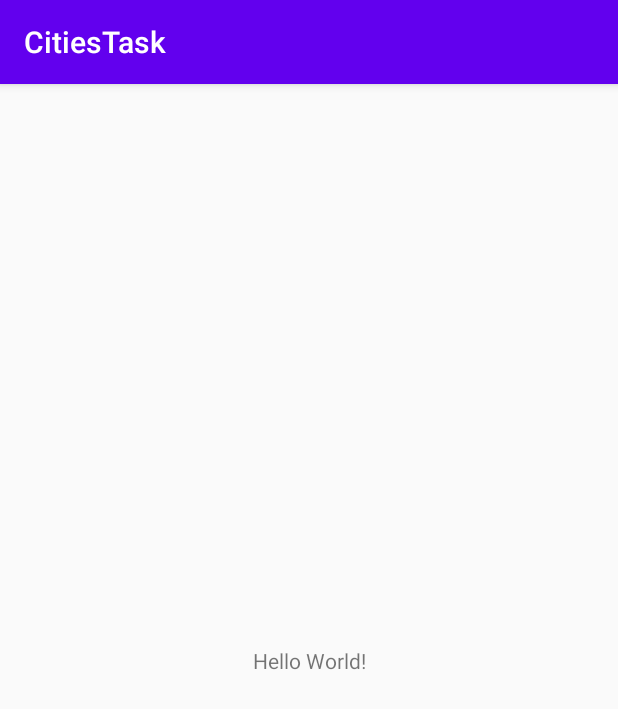
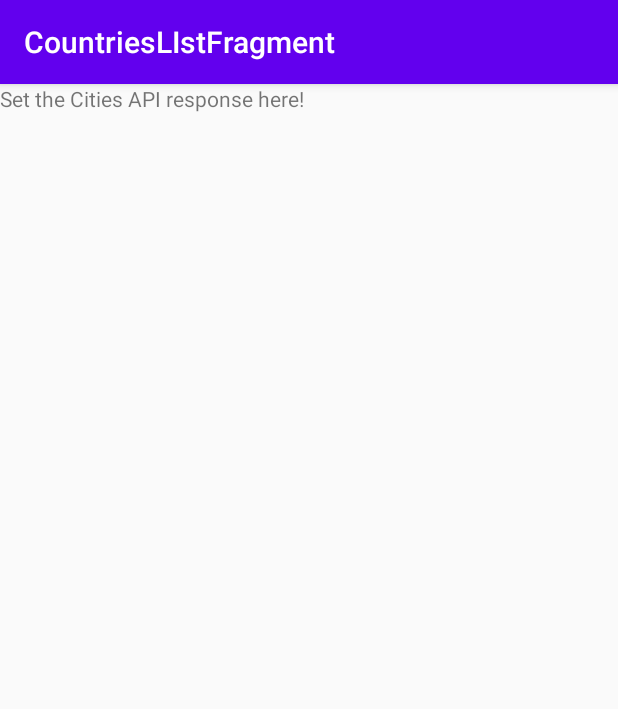
Before and after one commit to rodins/android_cities_task, an Android app: the screen it shows after launch (MainActivity), on a phone screen of 412 x 824 dp. Shown: the top 709 px of the screen. Run offline under Robolectric (Android 15) with nearby library versions, the light colour scheme and no system bars; our stand-ins replace Room's generated code, data binding, navigation-ui.

Commit message:
Added CountriesListFragment.kt to display json response from retrofit in text field.

```diff
--- a/app/build.gradle
+++ b/app/build.gradle
@@ -2,6 +2,7 @@ apply plugin: 'com.android.application'
 apply plugin: 'kotlin-android'
 apply plugin: 'kotlin-android-extensions'
 apply plugin: 'kotlin-kapt'
+apply plugin: 'androidx.navigation.safeargs'
 
 android {
     compileSdkVersion 29
@@ -22,6 +23,14 @@ android {
             proguardFiles getDefaultProguardFile('proguard-android-optimize.txt'), 'proguard-rules.pro'
         }
     }
+
+    kotlinOptions {
+        jvmTarget = "1.8"
+    }
+
+    buildFeatures {
+        dataBinding = true
+    }
 }
 
 dependencies {
@@ -30,6 +39,7 @@ dependencies {
     implementation 'androidx.core:core-ktx:1.3.1'
     implementation 'androidx.appcompat:appcompat:1.1.0'
     implementation 'androidx.constraintlayout:constraintlayout:1.1.3'
+    implementation 'androidx.legacy:legacy-support-v4:1.0.0'
     testImplementation 'junit:junit:4.12'
     androidTestImplementation 'androidx.test.ext:junit:1.1.1'
     androidTestImplementation 'androidx.test.espresso:espresso-core:3.2.0'
@@ -48,4 +58,8 @@ dependencies {
     testImplementation "androidx.arch.core:core-testing:2.1.0"
     testImplementation "org.jetbrains.kotlinx:kotlinx-coroutines-test:1.3.2"
 
+    // Navigation
+    implementation 'androidx.navigation:navigation-fragment-ktx:2.3.0'
+    implementation 'androidx.navigation:navigation-ui-ktx:2.3.0'
+
 }
--- a/app/src/main/AndroidManifest.xml
+++ b/app/src/main/AndroidManifest.xml
@@ -4,6 +4,7 @@
 
     <application
         android:allowBackup="true"
+        android:name=".CitiesTaskApplication"
         android:icon="@mipmap/ic_launcher"
         android:label="@string/app_name"
         android:roundIcon="@mipmap/ic_launcher_round"
--- /dev/null
+++ b/app/src/main/java/com/sergeyrodin/citiestask/CitiesTaskApplication.kt
@@ -0,0 +1,9 @@
+package com.sergeyrodin.citiestask
+
+import android.app.Application
+import com.sergeyrodin.citiestask.data.source.CitiesRepository
+
+class CitiesTaskApplication: Application() {
+    val citiesRepository: CitiesRepository
+        get() = ServiceLocator.provideCitiesRepository(this)
+}
--- a/app/src/main/java/com/sergeyrodin/citiestask/MainActivity.kt
+++ b/app/src/main/java/com/sergeyrodin/citiestask/MainActivity.kt
@@ -2,10 +2,20 @@ package com.sergeyrodin.citiestask
 
 import androidx.appcompat.app.AppCompatActivity
 import android.os.Bundle
+import androidx.navigation.findNavController
+import androidx.navigation.ui.NavigationUI
 
 class MainActivity : AppCompatActivity() {
     override fun onCreate(savedInstanceState: Bundle?) {
         super.onCreate(savedInstanceState)
         setContentView(R.layout.activity_main)
+
+        val navController = findNavController(R.id.my_nav_host_fragment)
+        NavigationUI.setupActionBarWithNavController(this, navController)
+    }
+
+    override fun onSupportNavigateUp(): Boolean {
+        val navController = findNavController(R.id.my_nav_host_fragment)
+        return navController.navigateUp()
     }
 }
--- /dev/null
+++ b/app/src/main/java/com/sergeyrodin/citiestask/ServiceLocator.kt
@@ -0,0 +1,61 @@
+package com.sergeyrodin.citiestask
+
+import android.content.Context
+import androidx.annotation.VisibleForTesting
+import androidx.room.Room
+import com.sergeyrodin.citiestask.data.source.CitiesDefaultRepository
+import com.sergeyrodin.citiestask.data.source.CitiesRepository
+import com.sergeyrodin.citiestask.data.source.local.CitiesDatabase
+import com.sergeyrodin.citiestask.data.source.local.CitiesLocalDataSource
+import com.sergeyrodin.citiestask.data.source.local.ICitiesLocalDataSource
+import com.sergeyrodin.citiestask.data.source.remote.CitiesRemoteDataSource
+
+object ServiceLocator {
+    private var database: CitiesDatabase? = null
+
+    @Volatile
+    var citiesRepository: CitiesRepository? = null
+        @VisibleForTesting set
+
+    private val lock = Any()
+
+    @VisibleForTesting
+    fun resetRepository() {
+        synchronized(lock) {
+            // Clear all data to avoid test pollution
+            database?.apply {
+                clearAllTables()
+                close()
+            }
+            database = null
+            citiesRepository = null
+        }
+    }
+
+    fun provideCitiesRepository(context: Context): CitiesRepository {
+        synchronized(this) {
+            return citiesRepository ?: createCitiesRepository(context)
+        }
+    }
+
+    private fun createCitiesRepository(context: Context): CitiesRepository {
+        val newRepo = CitiesDefaultRepository(CitiesRemoteDataSource, createCitesLocalDataSource(context))
+        citiesRepository = newRepo
+        return newRepo
+    }
+
+    private fun createCitesLocalDataSource(context: Context): ICitiesLocalDataSource {
+        val database = database ?: createDatabase(context)
+        return CitiesLocalDataSource(database.citiesDatabaseDao)
+    }
+
+    private fun createDatabase(context: Context): CitiesDatabase {
+        val result = Room.databaseBuilder(
+            context.applicationContext,
+            CitiesDatabase::class.java,
+            "Cities.db")
+            .build()
+        database = result
+        return result
+    }
+}
--- /dev/null
+++ b/app/src/main/java/com/sergeyrodin/citiestask/countries/CountriesListFragment.kt
@@ -0,0 +1,31 @@
+package com.sergeyrodin.citiestask.countries
+
+import android.os.Bundle
+import androidx.fragment.app.Fragment
+import android.view.LayoutInflater
+import android.view.View
+import android.view.ViewGroup
+import androidx.fragment.app.viewModels
+import com.sergeyrodin.citiestask.CitiesTaskApplication
+import com.sergeyrodin.citiestask.R
+import com.sergeyrodin.citiestask.databinding.FragmentCountriesLIstBinding
+
+class CountriesListFragment : Fragment() {
+
+    override fun onCreateView(
+        inflater: LayoutInflater, container: ViewGroup?,
+        savedInstanceState: Bundle?
+    ): View? {
+        val viewModel by viewModels<CountriesListViewModel> {
+            CountriesListViewModelFactory(
+                (requireContext().applicationContext as CitiesTaskApplication).citiesRepository
+            )
+        }
+        val binding = FragmentCountriesLIstBinding.inflate(inflater)
+        binding.lifecycleOwner = viewLifecycleOwner
+        binding.viewModel = viewModel
+
+        return binding.root
+    }
+
+}
--- /dev/null
+++ b/app/src/main/java/com/sergeyrodin/citiestask/countries/CountriesListViewModel.kt
@@ -0,0 +1,26 @@
+package com.sergeyrodin.citiestask.countries
+
+import androidx.lifecycle.LiveData
+import androidx.lifecycle.MutableLiveData
+import androidx.lifecycle.ViewModel
+import androidx.lifecycle.ViewModelProvider
+import com.sergeyrodin.citiestask.data.source.CitiesRepository
+
+class CountriesListViewModel(repository: CitiesRepository): ViewModel() {
+
+    private val _response = MutableLiveData<String>()
+    val response: LiveData<String>
+        get() = _response
+
+    init {
+        _response.value = "Set the Cities API response here!"
+    }
+
+}
+
+class CountriesListViewModelFactory(private val repository: CitiesRepository): ViewModelProvider.Factory {
+    @Suppress("unchecked_cast")
+    override fun <T : ViewModel?> create(modelClass: Class<T>): T {
+        return CountriesListViewModel(repository) as T
+    }
+}
--- a/app/src/main/java/com/sergeyrodin/citiestask/data/source/CitiesDefaultRepository.kt
+++ b/app/src/main/java/com/sergeyrodin/citiestask/data/source/CitiesDefaultRepository.kt
@@ -8,17 +8,21 @@ import com.sergeyrodin.citiestask.data.source.remote.ICitiesRemoteDataSource
 
 class CitiesDefaultRepository(private val remoteDataSource: ICitiesRemoteDataSource,
                               private val localDataSource: ICitiesLocalDataSource
-) {
+) : CitiesRepository {
 
-    fun getCountries(): LiveData<List<Country>> {
+    override fun getCountries(): LiveData<List<Country>> {
         return localDataSource.getCountries()
     }
 
-    suspend fun getCitiesByCountryId(countryId: Long): List<City> {
+    override fun getJsonText(): LiveData<String> {
+        TODO("Not yet implemented")
+    }
+
+    override suspend fun getCitiesByCountryId(countryId: Long): List<City> {
         return localDataSource.getCitiesByCountryId(countryId)
     }
 
-    suspend fun loadCountriesAndCitiesToDb() {
+    override suspend fun loadCountriesAndCitiesToDb() {
         val countries = remoteDataSource.getCountries()
         countries.forEach { countryRemote ->
             val country = Country(name = countryRemote.name)
--- /dev/null
+++ b/app/src/main/java/com/sergeyrodin/citiestask/data/source/CitiesRepository.kt
@@ -0,0 +1,15 @@
+package com.sergeyrodin.citiestask.data.source
+
+import androidx.lifecycle.LiveData
+import com.sergeyrodin.citiestask.data.source.local.City
+import com.sergeyrodin.citiestask.data.source.local.Country
+
+interface CitiesRepository {
+    fun getCountries(): LiveData<List<Country>>
+
+    fun getJsonText(): LiveData<String>
+
+    suspend fun getCitiesByCountryId(countryId: Long): List<City>
+
+    suspend fun loadCountriesAndCitiesToDb()
+}
--- /dev/null
+++ b/app/src/main/java/com/sergeyrodin/citiestask/data/source/remote/CitiesRemoteDataSource.kt
@@ -0,0 +1,7 @@
+package com.sergeyrodin.citiestask.data.source.remote
+
+object CitiesRemoteDataSource: ICitiesRemoteDataSource {
+    override fun getCountries(): List<CountryRemote> {
+        TODO("Not yet implemented")
+    }
+}
--- a/app/src/main/res/layout/activity_main.xml
+++ b/app/src/main/res/layout/activity_main.xml
@@ -1,18 +1,13 @@
 <?xml version="1.0" encoding="utf-8"?>
-<androidx.constraintlayout.widget.ConstraintLayout xmlns:android="http://schemas.android.com/apk/res/android"
+<FrameLayout xmlns:android="http://schemas.android.com/apk/res/android"
     xmlns:app="http://schemas.android.com/apk/res-auto"
-    xmlns:tools="http://schemas.android.com/tools"
-    android:layout_width="match_parent"
     android:layout_height="match_parent"
-    tools:context=".MainActivity">
-
-    <TextView
-        android:layout_width="wrap_content"
-        android:layout_height="wrap_content"
-        android:text="Hello World!"
-        app:layout_constraintBottom_toBottomOf="parent"
-        app:layout_constraintLeft_toLeftOf="parent"
-        app:layout_constraintRight_toRightOf="parent"
-        app:layout_constraintTop_toTopOf="parent" />
-
-</androidx.constraintlayout.widget.ConstraintLayout>
+    android:layout_width="match_parent">
+    <fragment
+        android:id="@+id/my_nav_host_fragment"
+        android:name="androidx.navigation.fragment.NavHostFragment"
+        android:layout_height="match_parent"
+        android:layout_width="match_parent"
+        app:defaultNavHost="true"
+        app:navGraph="@navigation/navigation" />
+</FrameLayout>
--- /dev/null
+++ b/app/src/main/res/layout/fragment_countries_l_ist.xml
@@ -0,0 +1,23 @@
+<?xml version="1.0" encoding="utf-8"?>
+<layout xmlns:android="http://schemas.android.com/apk/res/android"
+    xmlns:tools="http://schemas.android.com/tools">
+
+    <data>
+        <variable
+            name="viewModel"
+            type="com.sergeyrodin.citiestask.countries.CountriesListViewModel" />
+    </data>
+
+    <FrameLayout
+        android:layout_width="match_parent"
+        android:layout_height="match_parent"
+        tools:context=".countries.CountriesListFragment">
+
+        <!-- TODO: Update blank fragment layout -->
+        <TextView
+            android:layout_width="match_parent"
+            android:layout_height="match_parent"
+            android:text="@{viewModel.response}" />
+
+    </FrameLayout>
+</layout>
--- /dev/null
+++ b/app/src/main/res/navigation/navigation.xml
@@ -0,0 +1,10 @@
+<?xml version="1.0" encoding="utf-8"?>
+<navigation xmlns:android="http://schemas.android.com/apk/res/android"
+    xmlns:app="http://schemas.android.com/apk/res-auto" android:id="@+id/navigation.xml"
+    app:startDestination="@id/countriesLIstFragment">
+
+    <fragment
+        android:id="@+id/countriesLIstFragment"
+        android:name="com.sergeyrodin.citiestask.countries.CountriesListFragment"
+        android:label="CountriesLIstFragment" />
+</navigation>
--- a/app/src/main/res/values/strings.xml
+++ b/app/src/main/res/values/strings.xml
@@ -1,3 +1,5 @@
 <resources>
     <string name="app_name">CitiesTask</string>
+    <!-- TODO: Remove or change this placeholder text -->
+    <string name="hello_blank_fragment">Hello blank fragment</string>
 </resources>
--- a/build.gradle
+++ b/build.gradle
@@ -1,6 +1,7 @@
 // Top-level build file where you can add configuration options common to all sub-projects/modules.
 buildscript {
     ext.kotlin_version = "1.3.72"
+    ext.version_navigation = '1.0.0'
     repositories {
         google()
         jcenter()
@@ -8,7 +9,7 @@ buildscript {
     dependencies {
         classpath "com.android.tools.build:gradle:4.0.1"
         classpath "org.jetbrains.kotlin:kotlin-gradle-plugin:$kotlin_version"
-
+        classpath "android.arch.navigation:navigation-safe-args-gradle-plugin:$version_navigation"
         // NOTE: Do not place your application dependencies here; they belong
         // in the individual module build.gradle files
     }
```
